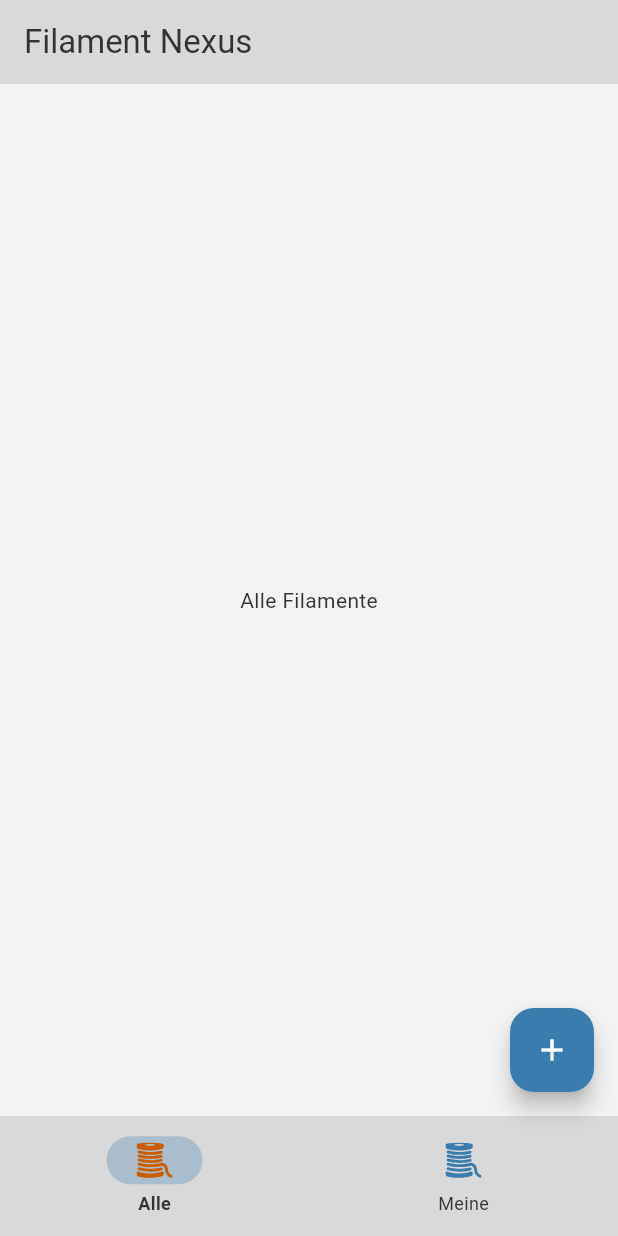
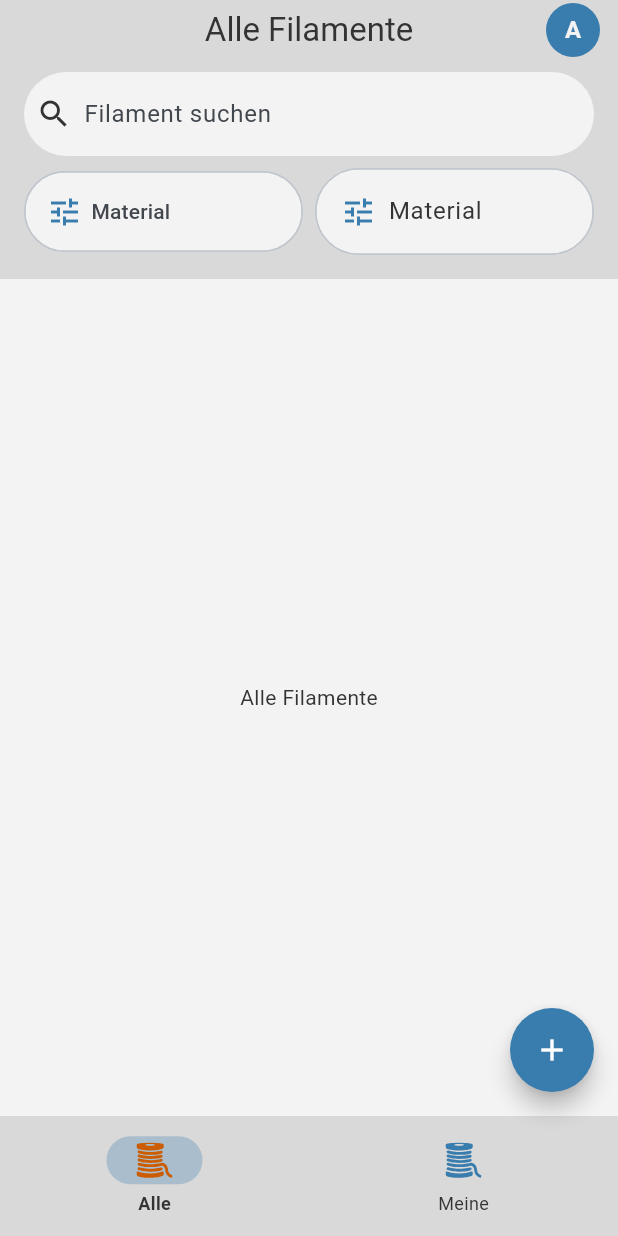
Before and after one commit to SyntaxWizardBB/filament_nexus, a Flutter app: the screen it shows after launch, on a phone screen of 412 x 824 dp. Run offline on Flutter 3.47's test engine with Material 3 defaults, Android fonts, the phone set to English and light mode, and no system bars; our stand-ins replace flutter_svg.

Commit message:
add: SearchBar, filter chips, profile avatar in AppBar

```diff
--- a/lib/main.dart
+++ b/lib/main.dart
@@ -16,10 +16,19 @@ class MyApp extends StatelessWidget {
       title: 'Filament Nexus',
       debugShowCheckedModeBanner: false,
       theme: AppTheme.light,
-      home: const MyHomePage(title: 'Filament Nexus'),
+      home: const MyHomePage(title: 'Alle Filamente'),
     );
+
   }
 }
+
+
+class User {
+  final String name;
+  User({required this.name});
+  String get initial => name.isNotEmpty ? name[0].toUpperCase() : '?';
+}
+
 
 class MyHomePage extends StatefulWidget {
   const MyHomePage({super.key, required this.title});
@@ -31,9 +40,10 @@ class MyHomePage extends StatefulWidget {
 }
 
 class _MyHomePageState extends State<MyHomePage> {
+  static const _titles = ['Alle Filamente', 'Meine Filamente'];
   int _selectedIndex = 0;
-
-  void _onItemTapped(int index) {
+  final User _user = User(name: 'Andreas');
+   void _onItemTapped(int index) {
     setState(() => _selectedIndex = index);
   }
 
@@ -53,11 +63,126 @@ class _MyHomePageState extends State<MyHomePage> {
   Widget build(BuildContext context) {
     final pages = <Widget>[
       const Center(child: Text('Alle Filamente')),
-      const Center(child: Text('Meine Filamente')),
+      const Center(
+        child: Column(
+          mainAxisAlignment: MainAxisAlignment.center,
+          mainAxisSize: MainAxisSize.min,
+          children: [
+            Text('Meine Filamente'),
+            Text('Hier könnten deine Filamente angezeigt werden'),
+          ],
+        ),
+      ),
     ];
 
     return Scaffold(
-      appBar: AppBar(title: Text(widget.title)),
+      appBar: AppBar(
+      centerTitle: true,                              // Titel mittig
+      title: Text(_titles[_selectedIndex]),
+      actions: [
+        Padding(
+          padding: const EdgeInsets.only(right: 12),
+          child: Tooltip(
+            message: 'Profil von ${_user.name}',
+            child: InkWell(
+              customBorder: const CircleBorder(),
+              onTap: () {
+                // z. B. Profil-Screen öffnen
+              },
+              child: CircleAvatar(
+
+              radius: 18,
+              backgroundColor: AppColors.primary,
+
+              child: Text(
+                _user.initial,
+                style: const TextStyle(
+                  color: AppColors.bg200,
+                  fontWeight: FontWeight.bold,
+                  fontSize: 16,
+                ),
+              ),
+          // Optional: Profilbild
+          // backgroundImage: NetworkImage('https://...'),
+          // child: Icon(Icons.person, color: AppColors.textDark),
+        ),
+
+      ),
+          ),
+    ),
+  ],
+      bottom: PreferredSize(
+        preferredSize: const Size.fromHeight(130),
+        child: Column(
+          children: [ Padding (
+            padding: const EdgeInsets.symmetric(horizontal: 16, vertical: 8),
+            child:  SearchBar(
+            elevation: const WidgetStatePropertyAll(0),
+            backgroundColor: WidgetStatePropertyAll(AppColors.bg200),
+            leading: const Icon(Icons.search),
+            hintText: 'Filament suchen',
+            onChanged: (value) {
+              // Suchfunktion implementieren
+            },
+          ),
+          ),
+          Padding(padding:  const EdgeInsets.only(bottom: 16, left: 16, right: 16),
+          child: Row(
+            mainAxisAlignment: MainAxisAlignment.spaceEvenly,
+            children: [
+          Expanded(
+             child:
+          FilterChip(
+            avatar: const Icon(Icons.tune,size:24),
+            label: SizedBox(
+              width: double.infinity,
+              child: const Text(
+                'Material',
+                textAlign: TextAlign.start,
+              ),
+            ),
+            labelPadding: const EdgeInsets.symmetric(vertical: 8),
+            shape: RoundedRectangleBorder(
+              borderRadius: BorderRadius.circular(50),
+            ),
+            onSelected: (selected) {
+              // Filterlogik implementieren
+            },
+          ),
+          ),
+          const SizedBox(width: 8),
+          Expanded(child:
+          FilterChip(
+            avatar: const Icon(Icons.tune,size:24),
+            label: SizedBox(
+              width: double.infinity,
+              child: Text(
+                'Material',
+                style: Theme.of(context).textTheme.bodyLarge,
+                textAlign: TextAlign.start,
+              ),
+            ),
+            labelPadding: const EdgeInsets.symmetric(vertical: 8),
+            shape: RoundedRectangleBorder(
+              borderRadius: BorderRadius.circular(50),
+
+            ),
+            onSelected: (selected) {
+              // Filterlogik implementieren
+            },
+          ),
+          ),
+
+          ],
+        ),
+      ),
+      ]
+      ),
+      ),
+      ),
+
+
+
       body: IndexedStack(
         index: _selectedIndex,
         children: pages,
@@ -82,6 +207,9 @@ class _MyHomePageState extends State<MyHomePage> {
       ),
       floatingActionButtonLocation: FloatingActionButtonLocation.endFloat,
       floatingActionButton: FloatingActionButton(
+        shape: RoundedRectangleBorder(
+          borderRadius: BorderRadius.circular(50),
+        ),
         onPressed: () {},
         tooltip: 'Hinzufügen',
         child: const Icon(Icons.add),
--- a/lib/secondPage.dart
+++ /dev/null
@@ -1,17 +0,0 @@
-import 'package:flutter/material.dart';
-
-class SecondPage extends StatelessWidget {
-  const SecondPage({super.key});
-
-  @override
-  Widget build(BuildContext context) {
-    return Scaffold(
-      appBar: AppBar(
-        title: const Text('Second Page'),
-      ),
-      body: const Center(
-        child: Text('This is the second page!'),
-      ),
-    );
-  }
-}
```
